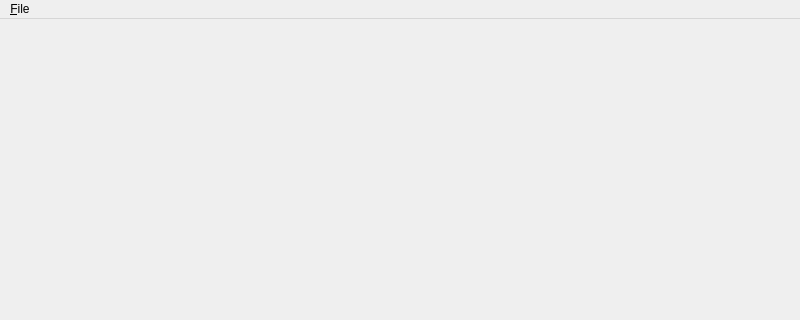
The window that ui/mainwindow.ui (sarahkw/swgetf0) describes before a commit, drawn with Qt 5; both pictures show x 0 to 800 and y 0 to 320 of the 800 by 600 pixel window.
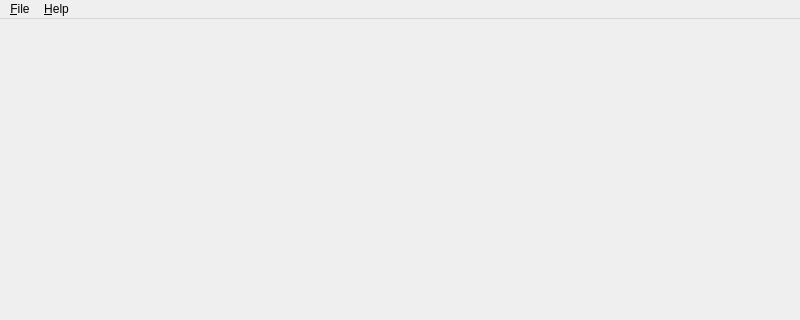
The same window after the commit.

Commit message: about dialog

```diff
--- a/ui/mainwindow.ui
+++ b/ui/mainwindow.ui
@@ -29,7 +29,14 @@
     </property>
     <addaction name="action_Quit"/>
    </widget>
+   <widget class="QMenu" name="menu_Help">
+    <property name="title">
+     <string>&amp;Help</string>
+    </property>
+    <addaction name="action_About"/>
+   </widget>
    <addaction name="menu_File"/>
+   <addaction name="menu_Help"/>
   </widget>
   <widget class="QStatusBar" name="statusbar"/>
   <action name="action_Quit">
```
Left out of the diff: 7 changed lines with no effect on the pictures. The commit also changes 6 other files.
